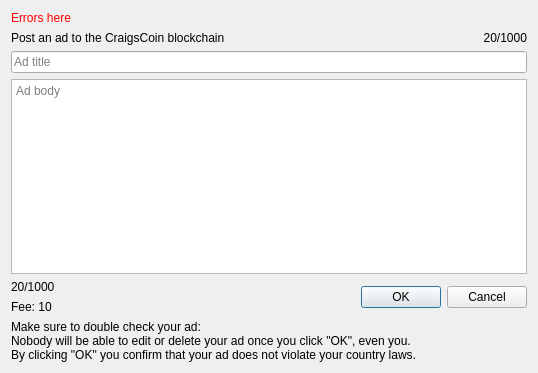
Before: the Qt Designer form src/qt/forms/postad.ui in CraigsCoin/CraigsCoin, drawn with Qt 5.
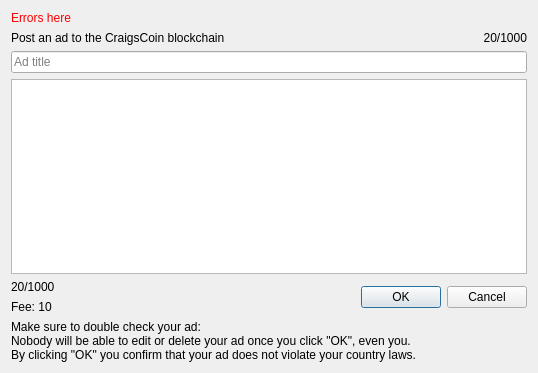
After: the same form once the commit is applied.

Commit message: Ubuntu 14.04 x86_64 build fixed.

Patch:
```diff
--- a/src/qt/forms/postad.ui
+++ b/src/qt/forms/postad.ui
@@ -65,11 +65,7 @@
     </widget>
    </item>
    <item>
-    <widget class="QPlainTextEdit" name="editMessage">
-     <property name="placeholderText">
-      <string>Ad body</string>
-     </property>
-    </widget>
+    <widget class="QPlainTextEdit" name="editMessage"/>
    </item>
    <item>
     <layout class="QHBoxLayout" name="horizontalLayout">
```
The commit also changes 2 other files.
